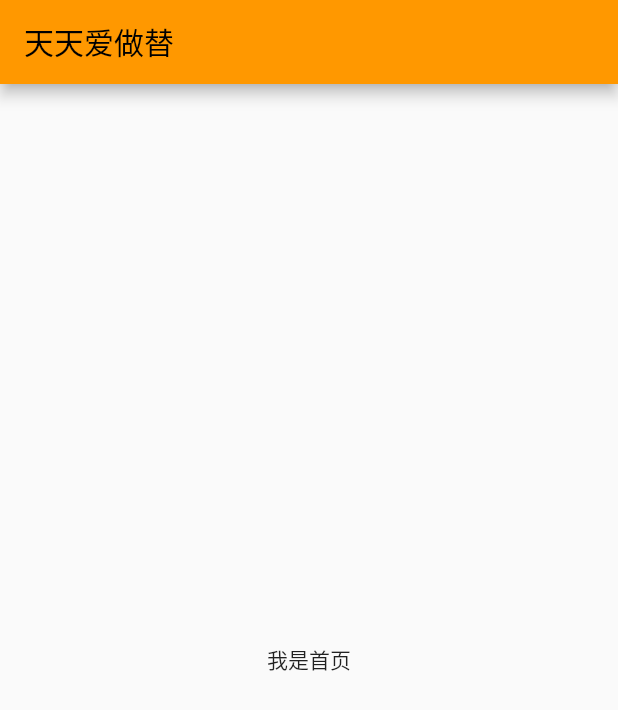
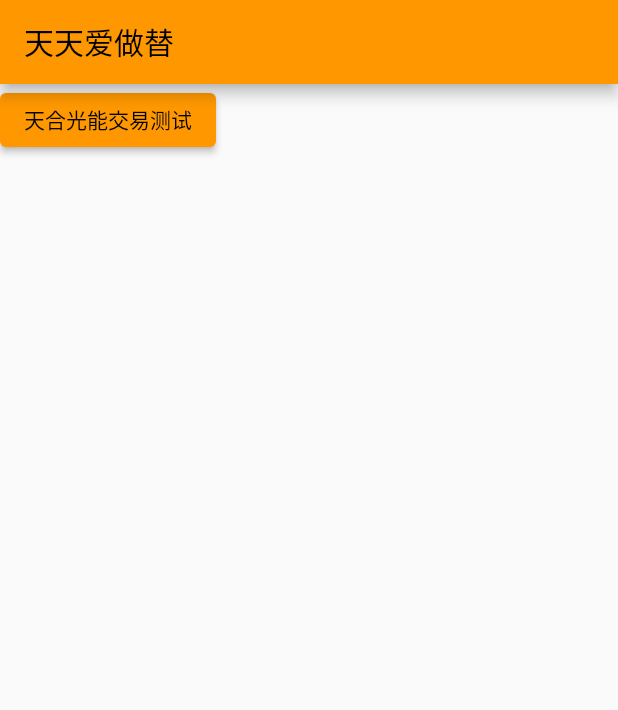
Before and after one commit to chanyunyu/trading_strategy, a Flutter app: the screen it shows after launch, on a phone screen of 412 x 824 dp. Shown: the top 710 px of the screen. Run offline on Flutter 3.47's test engine with Material 2 defaults, Android fonts, the phone set to English and light mode, and no system bars; our stand-ins replace dio.

Commit message:
添加routes模块 添加交易策略页面

```diff
--- a/lib/home/home_page.dart
+++ b/lib/home/home_page.dart
@@ -1,5 +1,5 @@
-
 import 'package:flutter/material.dart';
+import 'package:trading_strategy/routes/routes.dart';
 
 class HomePage extends StatefulWidget {
   const HomePage({Key? key}) : super(key: key);
@@ -9,16 +9,17 @@ class HomePage extends StatefulWidget {
 }
 
 class _HomePageState extends State<HomePage> {
-
-
   @override
   Widget build(BuildContext context) {
     return Scaffold(
       appBar: AppBar(
         title: const Text('天天爱做替'),
       ),
-      body: const Center(
-        child: Text('我是首页'),
+      body: ElevatedButton(
+        onPressed: () {
+          Navigator.of(context).pushNamed(Routes.stockTradingStrategy);
+        },
+        child: const Text('天合光能交易测试'),
       ),
     );
   }
--- a/lib/main.dart
+++ b/lib/main.dart
@@ -1,4 +1,5 @@
 import 'package:flutter/material.dart';
+import 'package:trading_strategy/routes/routes.dart';
 
 import 'home/home.dart';
 
@@ -17,6 +18,7 @@ class CancerApp extends StatelessWidget {
         primarySwatch: Colors.orange,
       ),
       home: const HomePage(),
+      routes: routesMapping,
     );
   }
 }
--- /dev/null
+++ b/lib/routes/routes.dart
@@ -0,0 +1,4 @@
+library routes;
+
+export 'routes_constants.dart';
+export 'routes_mapping.dart';
--- /dev/null
+++ b/lib/routes/routes_constants.dart
@@ -0,0 +1,5 @@
+mixin Routes {
+  static const home = '/';
+  static const unknown = 'unknown';
+  static const stockTradingStrategy = '/stock/trading/strategy';
+}
--- /dev/null
+++ b/lib/routes/routes_mapping.dart
@@ -0,0 +1,8 @@
+import 'package:flutter/material.dart';
+import 'package:trading_strategy/stock/stock.dart';
+
+import 'routes_constants.dart';
+
+final Map<String, WidgetBuilder> routesMapping = {
+  Routes.stockTradingStrategy: (BuildContext context) => const TradingStrategyPage(),
+};
--- /dev/null
+++ b/lib/stock/stock.dart
@@ -0,0 +1,3 @@
+library stock;
+
+export 'trading/trading.dart';
--- /dev/null
+++ b/lib/stock/trading/trading.dart
@@ -0,0 +1,3 @@
+library trading;
+
+export 'trading_strategy_page.dart';
```
Also changed, not shown: lib/stock/trading/trading_strategy_page.dart (added, +19 -0 lines).
